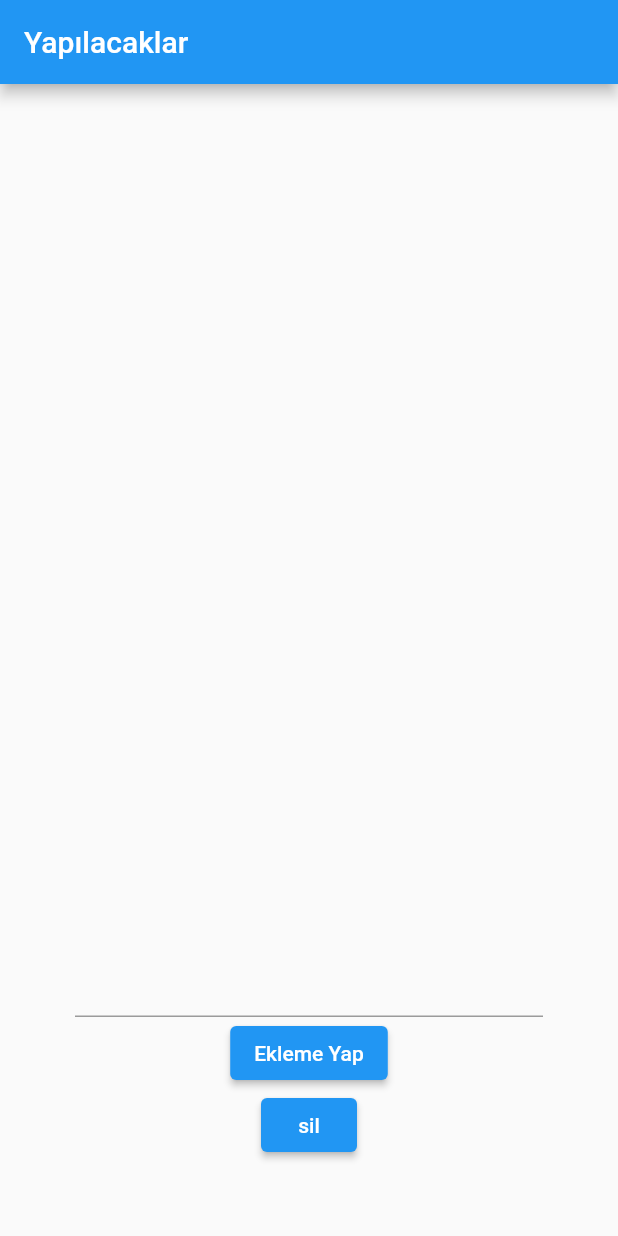
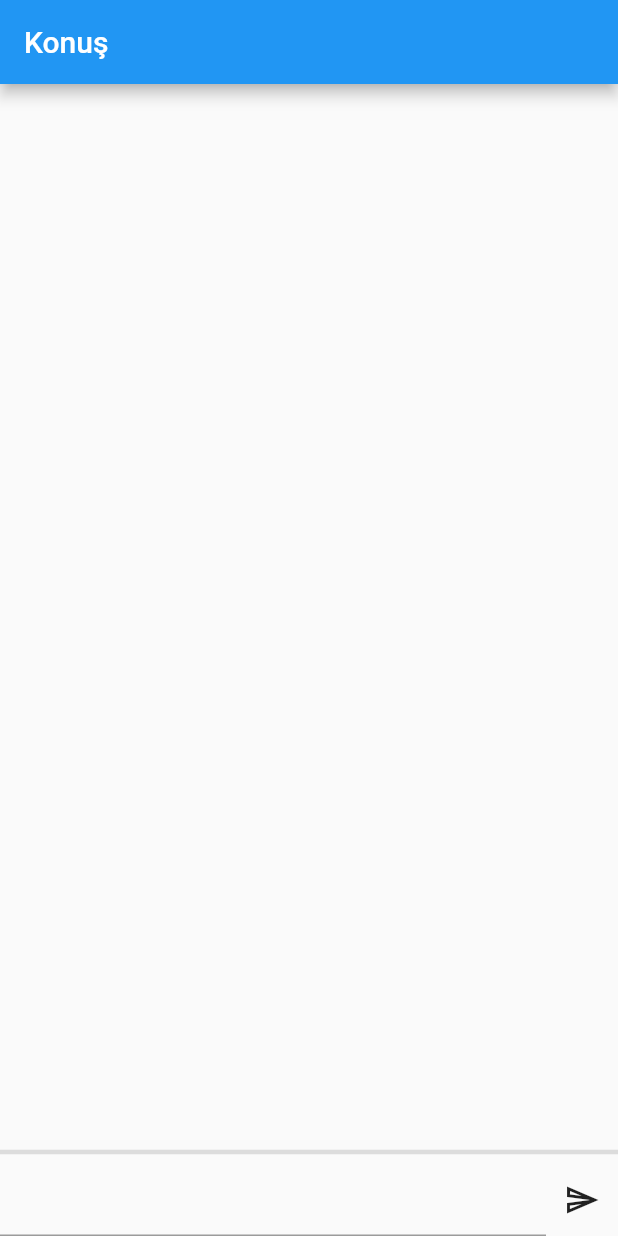
Before and after one commit to kabekus/flutter, a Flutter app: the screen it shows after launch, on a phone screen of 412 x 824 dp. Run offline on Flutter 3.47's test engine with Material 2 defaults, Android fonts, the phone set to English and light mode, and no system bars.

Commit message:
Mesajlaşma uygulaması yapıldı

```diff
--- a/flutter_calisma/lib/main.dart
+++ b/flutter_calisma/lib/main.dart
@@ -6,7 +6,7 @@ class MyApp extends StatelessWidget {
   @override
   Widget build(BuildContext context) {
     return MaterialApp(
-      title: "ToDo List",
+      title: "Mesajlaşma Uygulaması",
       home: Iskele(),
     );
   }
@@ -17,7 +17,7 @@ class Iskele extends StatelessWidget {
   Widget build(BuildContext context) {
     return Scaffold(
       appBar: AppBar(
-        title: Text("Yapılacaklar"),
+        title: Text("Konuş"),
       ),
       body: AnaEkran(),
     );
@@ -30,47 +30,81 @@ class AnaEkran extends StatefulWidget {
 }
 
 class _AnaEkranState extends State<AnaEkran> {
-TextEditingController t1 =TextEditingController();
-List yapilacaklarListesi=[];
+  TextEditingController t1 = TextEditingController();
 
-listeyeEkle(){
+  List<MesajBalonu> mesajListesi = [];
+
+  listeyeEkle(String gelenMesaj) {
     setState(() {
-  yapilacaklarListesi.add(t1.text);
+      MesajBalonu mesajNesnesi = MesajBalonu(mesaj: gelenMesaj);
+      mesajListesi.insert(0, mesajNesnesi);
       t1.clear();
     });
   }
 
-listedenSil(){
-  setState(() {
-    yapilacaklarListesi.remove(t1.text);
-  });
+  Widget sohbetKutusu() {
+    return Container(
+      child: Row(
+        children: <Widget>[
+          Flexible(
+            child: TextField(
+              onSubmitted:listeyeEkle,
+              controller: t1,
+            ),
+          ),
+          IconButton(
+            onPressed: () => listeyeEkle(t1.text),
+            icon: Icon(Icons.send_outlined),
+          ),
+        ],
+      ),
+    );
   }
 
   @override
   Widget build(BuildContext context) {
     return Container(
-      margin: EdgeInsets.all(50),
-      child: Center(
       child: Column(
         children: <Widget>[
-          Flexible(child:ListView.builder(
-            itemCount: yapilacaklarListesi.length ,
-            itemBuilder: (context,indeksNo)=> ListTile(
-            title: Text(yapilacaklarListesi[indeksNo]),
+          Flexible(
+            child: ListView.builder(
+              reverse: true,
+                itemCount: mesajListesi.length,
+                itemBuilder: (_, indeksNo) => mesajListesi[indeksNo]),
           ),
+           Divider(thickness:3,),
+          sohbetKutusu(),
+        ],
       ),
-          ),
-          TextField(controller: t1,),
-           ElevatedButton(onPressed: listeyeEkle, child:Text('Ekleme Yap'),
-           ),
-           ElevatedButton(onPressed: listedenSil, child:Text('sil'),
-           ),
-           ],
-
-           )
-
-        ),
-
     );
   }
 }
+
+String isim = "User";
+String mesaj;
+
+class MesajBalonu extends StatelessWidget {
+  String mesaj;
+
+  MesajBalonu({this.mesaj});
+
+  @override
+  Widget build(BuildContext context) {
+    return Container(
+      margin: EdgeInsets.symmetric(horizontal: 10 ),
+      child: Row(
+        children: <Widget>[
+          CircleAvatar(
+            child: Text(isim [0]),),
+          Column(
+            children: <Widget>[
+              Text(""),
+              Text(isim),
+              Text(mesaj + '\n'),
+            ],
+          )
+        ],
+      ),
+    );
+  }
+}
```
Lines whose indentation alone changed are shown as unchanged.
